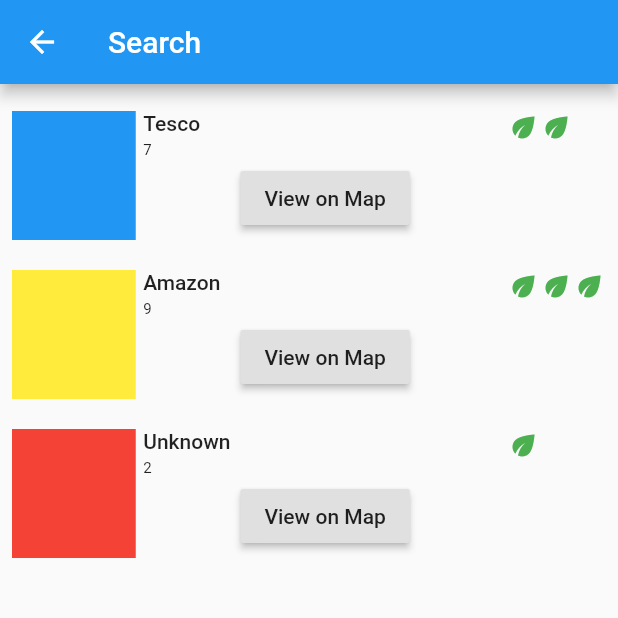
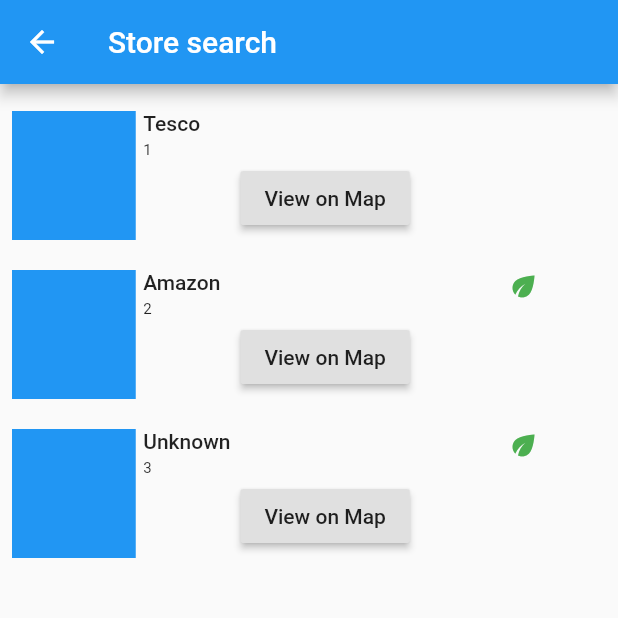
Before and after one commit to Lindronics/gradhack, a Flutter app: the screen it shows after launch, after a tap on "Search", on a phone screen of 412 x 824 dp, the top half of it. Run offline on Flutter 3.47's test engine with Material 2 defaults, Android fonts, the phone set to English and light mode, and no system bars; missing offline and left inert: dart:ffi.

Commit message:
Search page now uses data

```diff
--- a/lib/main.dart
+++ b/lib/main.dart
@@ -83,6 +83,12 @@ class _DummyMainPageState extends State<DummyMainPage> {
     ],
   );
 
+  List<Store> _stores = [
+    new Store(1, "Tesco", 1, HashMap<String, int>(), "Groceries"),
+    new Store(2, "Amazon", 2, HashMap<String, int>(), "Shopping"),
+    new Store(3, "Unknown", 3, HashMap<String, int>(), "Unknown")
+  ];
+
   @override
   Widget build(BuildContext context) {
     return Scaffold(
@@ -120,11 +126,8 @@ class _DummyMainPageState extends State<DummyMainPage> {
             ),
             RaisedButton(
               onPressed: () {
-                Navigator.push(
-                  context,
-                  MaterialPageRoute(
-                      builder: (context) => SearchPage(title: "Search")),
-                );
+                Navigator.pushNamed(context, SearchPage.routeName,
+                    arguments: _stores);
               },
               child: Text("Search"),
             ),
--- a/lib/pages/search_store_page.dart
+++ b/lib/pages/search_store_page.dart
@@ -6,8 +6,8 @@ import 'package:gradhack/data/store.dart';
 import 'package:gradhack/components/map.dart';
 
 class SearchPage extends StatefulWidget {
-  SearchPage({Key key, this.title}) : super(key: key);
-  final String title;
+  SearchPage({Key key}) : super(key: key);
+  final String title = "Store search";
   static const String routeName = "/search_store";
 
   @override
@@ -17,13 +17,48 @@ class SearchPage extends StatefulWidget {
 class _SearchPageState extends State<SearchPage> {
   static const String _title = 'Search Store'; // Name of page.
 
+  IconData _score1(int totalScore) {
+    if (totalScore <= 10 && totalScore >= 1.5) {
+      return (Icons.eco);
+    }
+  }
+
+  IconData _score2(int totalScore) {
+    if (totalScore <= 10 && totalScore >= 4.5) {
+      return (Icons.eco);
+    }
+  }
+
+  IconData _score3(int totalScore) {
+    if (totalScore <= 10 && totalScore >= 7.5) {
+      return (Icons.eco);
+    }
+  }
+
   @override
   Widget build(BuildContext context) {
+    List<Store> _stores = ModalRoute.of(context).settings.arguments;
+
     return Scaffold(
       appBar: AppBar(
         title: Text(widget.title),
       ),
-      body: MyStatelessWidget(),
+      body: ListView.builder(
+          padding: const EdgeInsets.all(8.0),
+          itemExtent: 106.0,
+          itemCount: _stores.length,
+          itemBuilder: (context, int i) {
+            return CustomListItem(
+              user: _stores[i].sustainabilityScore.toString(),
+              icon1: _score1(_stores[i].sustainabilityScore),
+              icon2: _score2(_stores[i].sustainabilityScore),
+              icon3: _score3(_stores[i].sustainabilityScore),
+              thumbnail: Container(
+                decoration: const BoxDecoration(color: Colors.blue),
+              ),
+              title: _stores[i].name,
+            );
+          }),
     );
   }
 }
@@ -144,80 +179,3 @@ class _StoreDescription extends StatelessWidget {
     );
   }
 }
-
-int sumScore(int a, int b, int c) {
-  int total = a + b + c;
-  return total;
-}
-
-/// This is the stateless widget that the main application instantiates.
-class MyStatelessWidget extends StatelessWidget {
-  MyStatelessWidget({Key key}) : super(key: key);
-
-  Store _store1 = new Store(
-      1, "Tesco", sumScore(3, 2, 2), HashMap<String, int>(), "Groceries");
-  Store _store2 = new Store(
-      2, "Amazon", sumScore(3, 3, 3), HashMap<String, int>(), "Shopping");
-  Store _store3 = new Store(
-      3, "Unknown", sumScore(1, 1, 0), HashMap<String, int>(), "Unknown");
-
-  IconData _score1(int totalScore) {
-    if (totalScore <= 10 && totalScore >= 1.5) {
-      return (Icons.eco);
-    }
-  }
-
-  IconData _score2(int totalScore) {
-    if (totalScore <= 10 && totalScore >= 4.5) {
-      return (Icons.eco);
-    }
-  }
-
-  IconData _score3(int totalScore) {
-    if (totalScore <= 10 && totalScore >= 7.5) {
-      return (Icons.eco);
-    }
-  }
-
-  static const IconData eco = IconData(0xe6e4, fontFamily: 'MaterialIcons');
-
-  @override
-  Widget build(BuildContext context) {
-    return ListView(
-      padding: const EdgeInsets.all(8.0),
-      itemExtent: 106.0,
-      children: <CustomListItem>[
-        CustomListItem(
-          user: _store1.sustainabilityScore.toString(),
-          icon1: _score1(_store1.sustainabilityScore),
-          icon2: _score2(_store1.sustainabilityScore),
-          icon3: _score3(_store1.sustainabilityScore),
-          thumbnail: Container(
-            decoration: const BoxDecoration(color: Colors.blue),
-          ),
-          title: _store1.name,
-        ),
-        CustomListItem(
-          user: _store2.sustainabilityScore.toString(),
-          icon1: _score1(_store2.sustainabilityScore),
-          icon2: _score2(_store2.sustainabilityScore),
-          icon3: _score3(_store2.sustainabilityScore),
-          thumbnail: Container(
-            decoration: const BoxDecoration(color: Colors.yellow),
-          ),
-          title: _store2.name,
-        ),
-        CustomListItem(
-          user: _store3.sustainabilityScore.toString(),
-          icon1: _score1(_store3.sustainabilityScore),
-          icon2: _score2(_store3.sustainabilityScore),
-          icon3: _score3(_store3.sustainabilityScore),
-          thumbnail: Container(
-            decoration: const BoxDecoration(color: Colors.red),
-          ),
-          title: _store3.name,
-        ),
-      ],
-    );
-  }
-}
```
